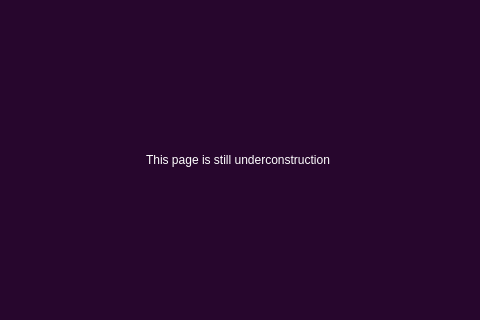
First picture: the form in ForGUI/Inventory.ui, repository BryanHerrera19/Portfolio-WebScraping, before the edit; both pictures show x 385 to 865 and y 222 to 542 of the 1250 by 720 pixel window.
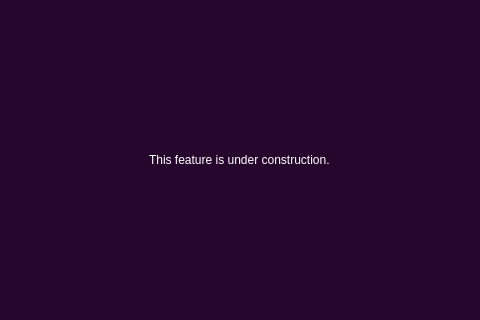
Second picture: the form after the edit. Icons and pictures are not drawn.

Commit message: made changes in ui files to make it look better

What changed in the file:
```diff
--- a/ForGUI/Inventory.ui
+++ b/ForGUI/Inventory.ui
@@ -304,7 +304,7 @@
 }</string>
             </property>
             <property name="text">
-             <string>This page is still underconstruction </string>
+             <string>This feature is under construction.</string>
             </property>
            </widget>
           </item>
```
Left out of the diff: 2 changed lines with no effect on the pictures. The commit also changes 2 other files.
